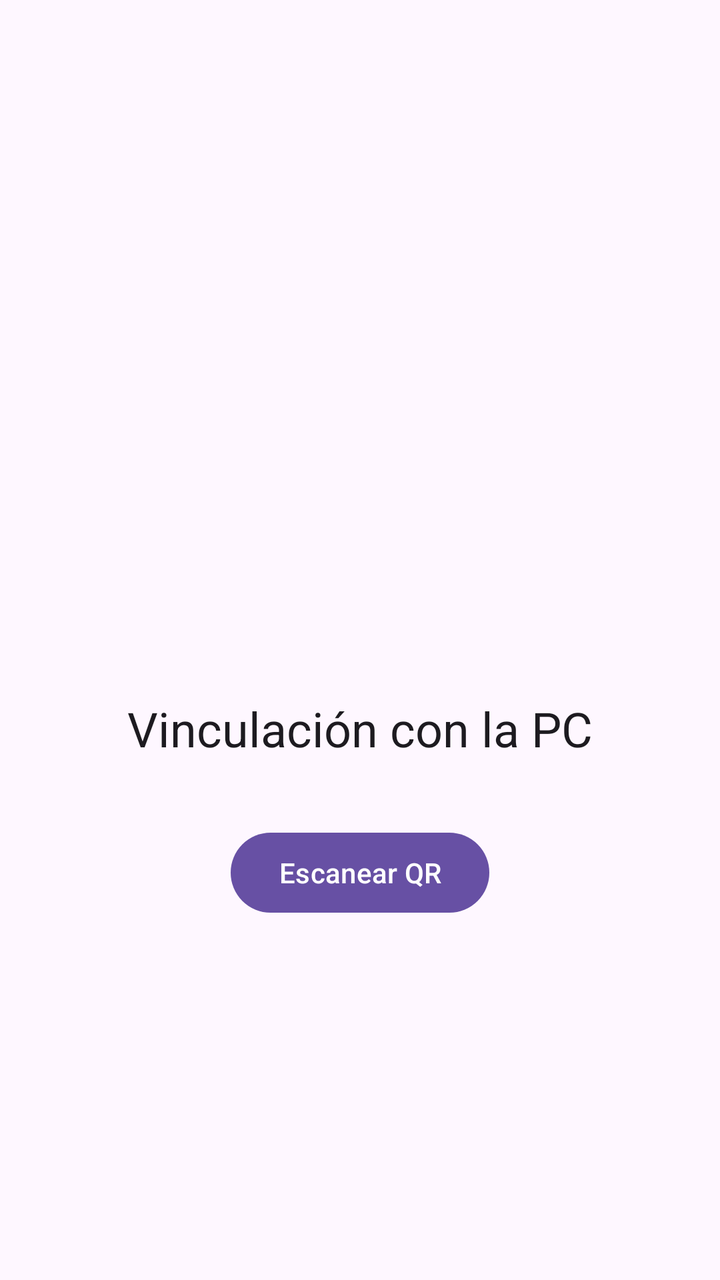
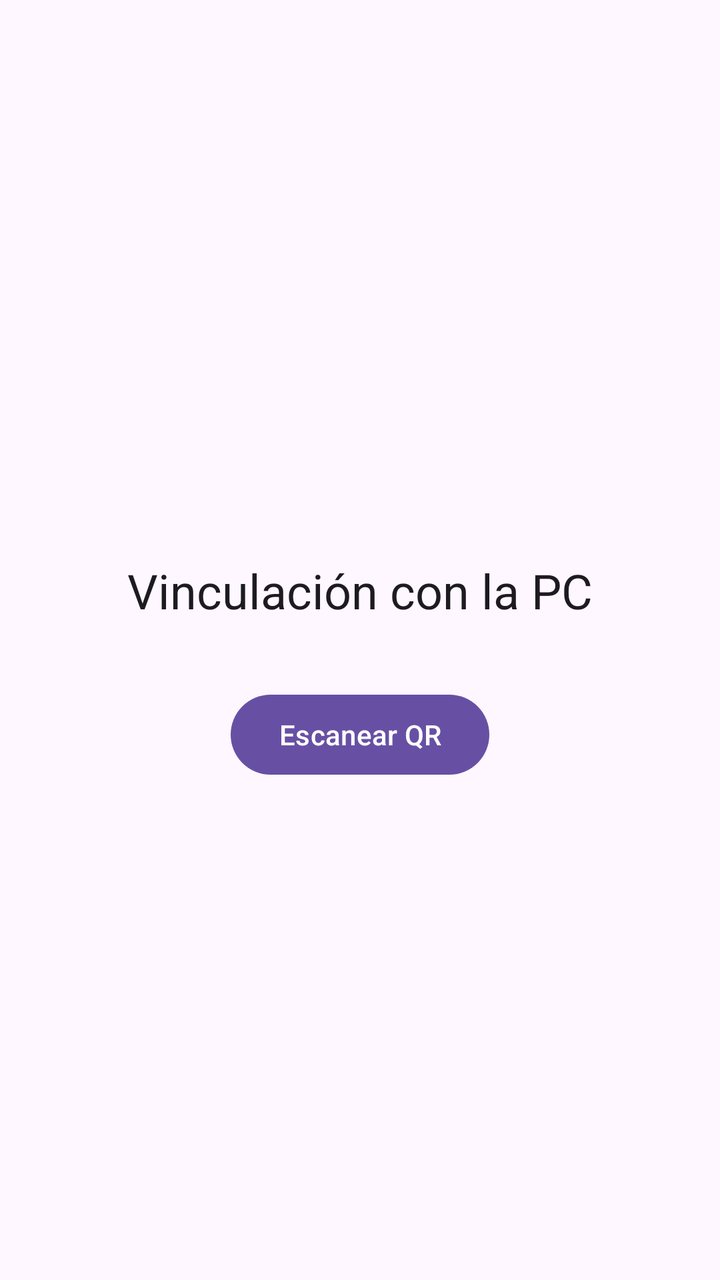

An Android layout rendered at two revisions. The XML below is the earlier revision; the diff shows what the commit changed to produce the second picture.
<!-- AndroidManifest.xml: application theme Theme.Twinpad -->
<!-- res/layout/activity_pairing.xml -->
<?xml version="1.0" encoding="utf-8"?>
<androidx.drawerlayout.widget.DrawerLayout
    xmlns:android="http://schemas.android.com/apk/res/android"
    xmlns:app="http://schemas.android.com/apk/res-auto"
    xmlns:tools="http://schemas.android.com/tools"
    android:id="@+id/settings_drawer"
    android:layout_width="match_parent"
    android:layout_height="match_parent">

    <androidx.constraintlayout.widget.ConstraintLayout
        android:id="@+id/root"
        android:layout_width="match_parent"
        android:layout_height="match_parent">

        

        <TextView
            android:id="@+id/pairing_title"
            android:layout_width="wrap_content"
            android:layout_height="wrap_content"
            android:layout_marginTop="348dp"
            android:text="@string/pairing_title"
            android:textAppearance="?attr/textAppearanceHeadlineSmall"
            app:layout_constraintEnd_toEndOf="parent"
            app:layout_constraintStart_toStartOf="parent"
            app:layout_constraintTop_toTopOf="parent" />

        <Button
            android:id="@+id/btn_scan"
            android:layout_width="wrap_content"
            android:layout_height="wrap_content"
            android:layout_marginTop="32dp"
            android:text="@string/pairing_scan_button"
            app:layout_constraintEnd_toEndOf="parent"
            app:layout_constraintStart_toStartOf="parent"
            app:layout_constraintTop_toBottomOf="@+id/pairing_title" />

        <androidx.camera.view.PreviewView
            android:id="@+id/camera_preview"
            android:layout_width="0dp"
            android:layout_height="320dp"
            android:visibility="gone"
            app:layout_constraintTop_toBottomOf="@id/btn_scan"
            app:layout_constraintStart_toStartOf="parent"
            app:layout_constraintEnd_toEndOf="parent"
            android:layout_marginTop="16dp" />

        <TextView
            android:id="@+id/txt_status"
            android:layout_width="wrap_content"
            android:layout_height="wrap_content"
            android:layout_marginTop="32dp"
            app:layout_constraintEnd_toEndOf="parent"
            app:layout_constraintStart_toStartOf="parent"
            app:layout_constraintTop_toBottomOf="@id/camera_preview" />

        <Button
            android:id="@+id/btn_cancel"
            android:layout_width="wrap_content"
            android:layout_height="wrap_content"
            android:visibility="gone"
            android:text="@string/pairing_cancel_button"
            app:layout_constraintTop_toBottomOf="@id/txt_status"
            app:layout_constraintStart_toStartOf="parent"
            app:layout_constraintEnd_toEndOf="parent"
            android:layout_marginTop="16dp" />

        <Button
            android:id="@+id/btn_retry"
            android:layout_width="wrap_content"
            android:layout_height="wrap_content"
            android:visibility="gone"
            android:text="@string/pairing_retry_button"
            app:layout_constraintTop_toBottomOf="@id/txt_status"
            app:layout_constraintStart_toStartOf="parent"
            app:layout_constraintEnd_toEndOf="parent"
            android:layout_marginTop="16dp" />

        <TextView
            android:id="@+id/txt_error"
            android:layout_width="wrap_content"
            android:layout_height="wrap_content"
            android:visibility="gone"
            app:layout_constraintTop_toBottomOf="@id/btn_retry"
            app:layout_constraintStart_toStartOf="parent"
            app:layout_constraintEnd_toEndOf="parent"
            android:layout_marginTop="12dp" />

        
        <androidx.constraintlayout.widget.ConstraintLayout
            android:id="@+id/session_view"
            android:layout_width="0dp"
            android:layout_height="0dp"
            android:visibility="gone"
            app:layout_constraintTop_toTopOf="parent"
            app:layout_constraintBottom_toBottomOf="parent"
            app:layout_constraintStart_toStartOf="parent"
            app:layout_constraintEnd_toEndOf="parent">

            <FrameLayout
                android:id="@+id/drc_content"
                android:layout_width="0dp"
                android:layout_height="0dp"
                app:layout_constraintTop_toTopOf="parent"
                app:layout_constraintBottom_toBottomOf="parent"
                app:layout_constraintStart_toStartOf="parent"
                app:layout_constraintEnd_toEndOf="parent">

                <ImageView
                    android:id="@+id/video_view"
                    android:layout_width="match_parent"
                    android:layout_height="match_parent"
                    android:contentDescription="@string/second_screen_active"
                    android:scaleType="fitCenter" />
            </FrameLayout>

            <TextView
                android:id="@+id/txt_session_message"
                android:layout_width="wrap_content"
                android:layout_height="wrap_content"
                android:textAppearance="?attr/textAppearanceBodyMedium"
                app:layout_constraintTop_toTopOf="parent"
                app:layout_constraintBottom_toBottomOf="parent"
                app:layout_constraintStart_toStartOf="parent"
                app:layout_constraintEnd_toEndOf="parent" />

            <TextView
                android:id="@+id/txt_games"
                android:layout_width="wrap_content"
                android:layout_height="wrap_content"
                android:textAppearance="?attr/textAppearanceBodySmall"
                app:layout_constraintTop_toBottomOf="@id/txt_session_message"
                app:layout_constraintStart_toStartOf="parent"
                app:layout_constraintEnd_toEndOf="parent"
                android:layout_marginTop="8dp" />

            <TextView
                android:id="@+id/hud_chip"
                android:layout_width="wrap_content"
                android:layout_height="wrap_content"
                android:background="@drawable/bg_hud_chip"
                android:paddingHorizontal="8dp"
                android:paddingVertical="4dp"
                android:textColor="@android:color/white"
                android:textSize="12sp"
                app:layout_constraintTop_toTopOf="parent"
                app:layout_constraintEnd_toEndOf="parent"
                android:layout_margin="8dp" />

            <ImageButton
                android:id="@+id/btn_settings"
                android:layout_width="40dp"
                android:layout_height="40dp"
                android:background="@drawable/touch_button"
                android:contentDescription="@string/settings_title"
                android:src="@android:drawable/ic_menu_preferences"
                app:layout_constraintTop_toTopOf="parent"
                app:layout_constraintStart_toStartOf="parent"
                android:layout_margin="8dp" />

            <TextView
                android:id="@+id/editor_entry"
                android:layout_width="wrap_content"
                android:layout_height="wrap_content"
                android:background="@drawable/bg_hud_chip"
                android:padding="6dp"
                android:text="@string/editor_edit"
                android:textColor="@android:color/white"
                app:layout_constraintTop_toBottomOf="@id/btn_settings"
                app:layout_constraintStart_toStartOf="parent"
                android:layout_margin="8dp" />

            <FrameLayout
                android:id="@+id/surface_container"
                android:layout_width="0dp"
                android:layout_height="0dp"
                app:layout_constraintTop_toTopOf="parent"
                app:layout_constraintBottom_toBottomOf="parent"
                app:layout_constraintStart_toStartOf="parent"
                app:layout_constraintEnd_toEndOf="parent" />
        </androidx.constraintlayout.widget.ConstraintLayout>
    </androidx.constraintlayout.widget.ConstraintLayout>

    
    <include
        android:id="@+id/settings_drawer_content"
        layout="@layout/drawer_settings"
        android:layout_width="280dp"
        android:layout_height="match_parent"
        android:layout_gravity="start" />
</androidx.drawerlayout.widget.DrawerLayout>
<!-- res/layout/drawer_settings.xml (included above) -->
<?xml version="1.0" encoding="utf-8"?>
<LinearLayout xmlns:android="http://schemas.android.com/apk/res/android"
    android:id="@+id/drawer_content"
    android:layout_width="match_parent"
    android:layout_height="match_parent"
    android:orientation="vertical"
    android:padding="16dp">

    <TextView
        android:layout_width="wrap_content"
        android:layout_height="wrap_content"
        android:text="@string/settings_title"
        android:textAppearance="?attr/textAppearanceTitleMedium" />

    <TextView
        android:layout_width="wrap_content"
        android:layout_height="wrap_content"
        android:layout_marginTop="16dp"
        android:text="@string/settings_resolution"
        android:textAppearance="?attr/textAppearanceLabelLarge" />

    <RadioGroup
        android:id="@+id/resolution_group"
        android:layout_width="wrap_content"
        android:layout_height="wrap_content"
        android:orientation="vertical">

        <RadioButton
            android:id="@+id/resolution_960x540"
            android:layout_width="wrap_content"
            android:layout_height="wrap_content"
            android:text="960×540" />

        <RadioButton
            android:id="@+id/resolution_1280x720"
            android:layout_width="wrap_content"
            android:layout_height="wrap_content"
            android:text="1280×720" />

        <RadioButton
            android:id="@+id/resolution_1920x1080"
            android:layout_width="wrap_content"
            android:layout_height="wrap_content"
            android:text="1920×1080" />
    </RadioGroup>

    <TextView
        android:layout_width="wrap_content"
        android:layout_height="wrap_content"
        android:layout_marginTop="12dp"
        android:text="@string/settings_fps"
        android:textAppearance="?attr/textAppearanceLabelLarge" />

    <RadioGroup
        android:id="@+id/fps_group"
        android:layout_width="wrap_content"
        android:layout_height="wrap_content"
        android:orientation="horizontal">

        <RadioButton
            android:id="@+id/fps_30"
            android:layout_width="wrap_content"
            android:layout_height="wrap_content"
            android:text="30" />

        <RadioButton
            android:id="@+id/fps_60"
            android:layout_width="wrap_content"
            android:layout_height="wrap_content"
            android:text="60" />
    </RadioGroup>

    <TextView
        android:layout_width="wrap_content"
        android:layout_height="wrap_content"
        android:layout_marginTop="12dp"
        android:text="@string/settings_quality"
        android:textAppearance="?attr/textAppearanceLabelLarge" />

    <SeekBar
        android:id="@+id/jpeg_quality_seek"
        android:layout_width="match_parent"
        android:layout_height="wrap_content"
        android:max="100" />

    <TextView
        android:layout_width="wrap_content"
        android:layout_height="wrap_content"
        android:layout_marginTop="12dp"
        android:text="@string/settings_hud"
        android:textAppearance="?attr/textAppearanceLabelLarge" />

    <com.google.android.material.switchmaterial.SwitchMaterial
        android:id="@+id/switch_show_fps"
        android:layout_width="wrap_content"
        android:layout_height="wrap_content"
        android:text="@string/settings_show_fps" />

    <TextView
        android:layout_width="wrap_content"
        android:layout_height="wrap_content"
        android:layout_marginTop="12dp"
        android:text="@string/settings_controls"
        android:textAppearance="?attr/textAppearanceLabelLarge" />

    <com.google.android.material.switchmaterial.SwitchMaterial
        android:id="@+id/switch_show_controls"
        android:layout_width="wrap_content"
        android:layout_height="wrap_content"
        android:text="@string/settings_show_controls" />

    <Button
        android:id="@+id/btn_close_drawer"
        android:layout_width="wrap_content"
        android:layout_height="wrap_content"
        android:layout_marginTop="16dp"
        android:text="@string/settings_close" />
</LinearLayout>
<!-- resources referenced by this layout -->
<resources>
  <!-- drawable bg_hud_chip (drawable) -->
  <?xml version="1.0" encoding="utf-8"?>
  <shape xmlns:android="http://schemas.android.com/apk/res/android" android:shape="rectangle">
      <solid android:color="#80000000" />
      <corners android:radius="6dp" />
  </shape>
  <!-- drawable touch_button (drawable) -->
  <?xml version="1.0" encoding="utf-8"?>
  <selector xmlns:android="http://schemas.android.com/apk/res/android">
      <item android:state_pressed="true">
          <shape android:shape="rectangle">
              <solid android:color="#66CCCCCC" />
              <corners android:radius="8dp" />
          </shape>
      </item>
      <item>
          <shape android:shape="rectangle">
              <solid android:color="#33BBBBBB" />
              <corners android:radius="8dp" />
          </shape>
      </item>
  </selector>
  <string name="editor_edit">Editar controles</string>
  <string name="pairing_cancel_button">Cancelar</string>
  <string name="pairing_retry_button">Reintentar</string>
  <string name="pairing_scan_button">Escanear QR</string>
  <string name="pairing_title">Vinculación con la PC</string>
  <string name="second_screen_active">Segunda pantalla</string>
  <string name="settings_close">Cerrar</string>
  <string name="settings_controls">Controles</string>
  <string name="settings_fps">FPS</string>
  <string name="settings_hud">HUD</string>
  <string name="settings_quality">Calidad JPEG</string>
  <string name="settings_resolution">Resolución</string>
  <string name="settings_show_controls">Mostrar botones</string>
  <string name="settings_show_fps">Mostrar fps</string>
  <string name="settings_title">Ajustes de transmisión</string>
  <style name="Theme.Twinpad" parent="Theme.Material3.DayNight.NoActionBar">
          <item name="android:statusBarColor">@android:color/black</item>
      </style>
</resources>

<!-- the commit's change to res/layout/activity_pairing.xml (unified diff, before → after) -->
@@ -18,9 +18,10 @@
             android:id="@+id/pairing_title"
             android:layout_width="wrap_content"
             android:layout_height="wrap_content"
-            android:layout_marginTop="348dp"
+            android:layout_marginTop="-50dp"
             android:text="@string/pairing_title"
             android:textAppearance="?attr/textAppearanceHeadlineSmall"
+            app:layout_constraintBottom_toBottomOf="parent"
             app:layout_constraintEnd_toEndOf="parent"
             app:layout_constraintStart_toStartOf="parent"
             app:layout_constraintTop_toTopOf="parent" />
